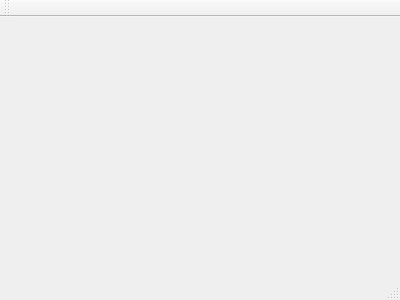
Above: Gambel/mainwindow.ui from Oskenso/gambel before the change. Below: the same form after it.
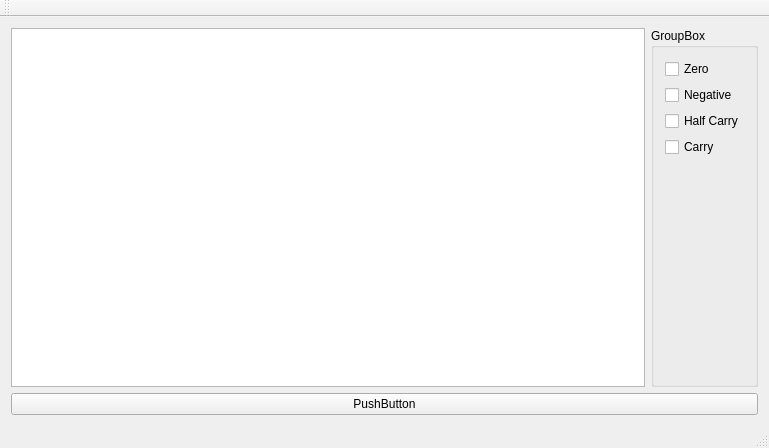
That is the form after the change.

The edit to the form file:
```diff
--- a/Gambel/mainwindow.ui
+++ b/Gambel/mainwindow.ui
@@ -1,24 +1,126 @@
 <ui version="4.0">
  <class>MainWindow</class>
- <widget class="QMainWindow" name="MainWindow" >
-  <property name="geometry" >
+ <widget class="QMainWindow" name="MainWindow">
+  <property name="geometry">
    <rect>
     <x>0</x>
     <y>0</y>
-    <width>400</width>
-    <height>300</height>
+    <width>769</width>
+    <height>448</height>
    </rect>
   </property>
   <property name="windowTitle" >
    <string>MainWindow</string>
   </property>
-  <widget class="QMenuBar" name="menuBar" />
-  <widget class="QToolBar" name="mainToolBar" />
-  <widget class="QWidget" name="centralWidget" />
-  <widget class="QStatusBar" name="statusBar" />
+  <widget class="QWidget" name="centralWidget">
+   <layout class="QGridLayout" name="gridLayout">
+    <item row="0" column="0">
+     <layout class="QVBoxLayout" name="verticalLayout">
+      <item>
+       <layout class="QHBoxLayout" name="horizontalLayout">
+        <item>
+         <widget class="QListWidget" name="listWidget">
+          <property name="mouseTracking">
+           <bool>false</bool>
+          </property>
+         </widget>
+        </item>
+        <item>
+         <widget class="QGroupBox" name="groupBox">
+          <property name="title">
+           <string>GroupBox</string>
+          </property>
+          <layout class="QVBoxLayout" name="verticalLayout_2">
+           <item>
+            <widget class="QCheckBox" name="flagBoxZ">
+             <property name="text">
+              <string>Zero</string>
+             </property>
+             <property name="checkable">
+              <bool>true</bool>
+             </property>
+            </widget>
+           </item>
+           <item>
+            <widget class="QCheckBox" name="flagBoxN">
+             <property name="text">
+              <string>Negative</string>
+             </property>
+             <property name="checkable">
+              <bool>true</bool>
+             </property>
+            </widget>
+           </item>
+           <item>
+            <widget class="QCheckBox" name="flagBoxH">
+             <property name="text">
+              <string>Half Carry</string>
+             </property>
+             <property name="checkable">
+              <bool>true</bool>
+             </property>
+            </widget>
+           </item>
+           <item>
+            <widget class="QCheckBox" name="flagBoxC">
+             <property name="text">
+              <string>Carry</string>
+             </property>
+             <property name="checkable">
+              <bool>true</bool>
+             </property>
+            </widget>
+           </item>
+           <item>
+            <spacer name="verticalSpacer">
+             <property name="orientation">
+              <enum>Qt::Vertical</enum>
+             </property>
+             <property name="sizeHint" stdset="0">
+              <size>
+               <width>20</width>
+               <height>40</height>
+              </size>
+             </property>
+            </spacer>
+           </item>
+          </layout>
+         </widget>
+        </item>
+       </layout>
+      </item>
+      <item>
+       <widget class="QPushButton" name="pushButton">
+        <property name="text">
+         <string>PushButton</string>
+        </property>
+       </widget>
+      </item>
+     </layout>
+    </item>
+   </layout>
+  </widget>
+  <widget class="QMenuBar" name="menuBar">
+   <property name="geometry">
+    <rect>
+     <x>0</x>
+     <y>0</y>
+     <width>769</width>
+     <height>20</height>
+    </rect>
+   </property>
+  </widget>
+  <widget class="QToolBar" name="mainToolBar">
+   <attribute name="toolBarArea">
+    <enum>TopToolBarArea</enum>
+   </attribute>
+   <attribute name="toolBarBreak">
+    <bool>false</bool>
+   </attribute>
+  </widget>
+  <widget class="QStatusBar" name="statusBar"/>
  </widget>
- <layoutDefault spacing="6" margin="11" />
- <pixmapfunction></pixmapfunction>
+ <layoutdefault spacing="6" margin="11"/>
  <resources/>
  <connections/>
 </ui>
```
Left out of the diff: 3 changed lines with no effect on the pictures.
